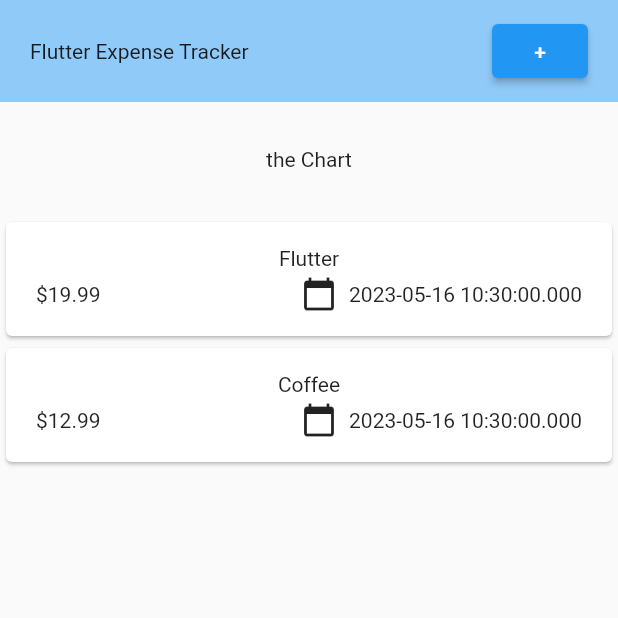
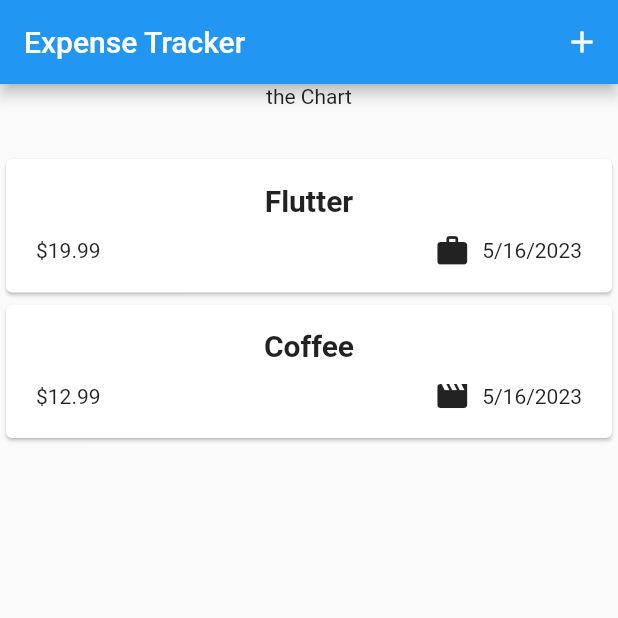
Before and after one commit to Flexsidee/flutter_expense-tracker_app, a Flutter app: the screen it shows after launch, on a phone screen of 412 x 824 dp, the top half of it. Run offline on Flutter 3.47's test engine with Material 2 defaults, Android fonts, the phone set to English and light mode, and no system bars.

```diff
--- /dev/null
+++ b/lib/expenses_list/expense_list.dart
@@ -0,0 +1,20 @@
+import 'package:flutter/material.dart';
+
+import 'package:expense_tracker/models/expsenses.dart';
+
+class ExpenseList extends StatelessWidget {
+  const ExpenseList({
+    super.key,
+    required this.expenses,
+  });
+
+  final List<Expense> expenses;
+
+  @override
+  Widget build(context) {
+    return ListView.builder(
+      itemCount: expenses.length,
+      itemBuilder: (context, index) => Text(expenses[index].title),
+    );
+  }
+}
--- a/lib/main.dart
+++ b/lib/main.dart
@@ -3,5 +3,9 @@ import 'package:flutter/material.dart';
 import 'package:expense_tracker/widgets/expense_tracker.dart';
 
 void main() {
-  runApp(const ExpenseTracker());
+  runApp(const MaterialApp(
+    title: 'Expense Tracker',
+    debugShowCheckedModeBanner: false,
+    home: ExpenseTracker(),
+  ));
 }
--- a/lib/models/expsenses.dart
+++ b/lib/models/expsenses.dart
@@ -1,6 +1,10 @@
+import 'package:flutter/material.dart';
+
 import 'package:uuid/uuid.dart';
+import 'package:intl/intl.dart';
 
 const uuid = Uuid();
+final formatter = DateFormat.yMd();
 
 enum Category {
   food,
@@ -8,6 +12,13 @@ enum Category {
   work,
   leirsure,
 }
+
+const categoryIcons = {
+  Category.food: Icons.fastfood,
+  Category.travel: Icons.flight_takeoff,
+  Category.work: Icons.work,
+  Category.leirsure: Icons.movie,
+};
 
 class Expense {
   Expense({
@@ -22,4 +33,6 @@ class Expense {
   final double amount;
   final DateTime date;
   final Category category;
+
+  String get formattedDate => formatter.format(date);
 }
--- a/lib/widgets/expense_tracker.dart
+++ b/lib/widgets/expense_tracker.dart
@@ -2,7 +2,7 @@ import 'package:flutter/material.dart';
 
 import 'package:expense_tracker/models/expsenses.dart';
 import 'package:expense_tracker/widgets/expenses_list/expense_list.dart';
-import 'package:expense_tracker/widgets/page_header.dart';
+import 'package:expense_tracker/widgets/new_expense.dart';
 
 class ExpenseTracker extends StatefulWidget {
   const ExpenseTracker({super.key});
@@ -29,21 +29,32 @@ class _ExpenseTrackerState extends State<ExpenseTracker> {
     ),
   ];
 
+  void _openAddExpenseOverlay() {
+    showModalBottomSheet(
+      context: context,
+      builder: (ctx) => const NewExpense(),
+    );
+  }
+
   @override
   Widget build(context) {
-    return MaterialApp(
-      title: 'Expense Tracker',
-      home: Scaffold(
+    return Scaffold(
+      appBar: AppBar(
+        title: const Text('Expense Tracker'),
+        actions: [
+          IconButton(
+            onPressed: _openAddExpenseOverlay,
+            icon: const Icon(Icons.add),
+          ),
+        ],
+      ),
       body: Column(
         children: [
-            PageHeader(() {}),
-            const SizedBox(height: 30),
           const Text('the Chart'),
           const SizedBox(height: 30),
           Expanded(child: ExpenseList(expenses: _registeredExpenses)),
         ],
       ),
-      ),
     );
   }
 }
--- a/lib/widgets/expenses_list/expense_item.dart
+++ b/lib/widgets/expenses_list/expense_item.dart
@@ -17,17 +17,24 @@ class ExpenseItem extends StatelessWidget {
         ),
         child: Column(
           children: [
-            Text(expense.title),
-            const SizedBox(height: 4),
+            Text(
+              expense.title,
+              style: const TextStyle(
+                fontSize: 20,
+                fontWeight: FontWeight.bold,
+              ),
+              textAlign: TextAlign.start,
+            ),
+            const SizedBox(height: 10),
             Row(
               children: [
                 Text('\$${expense.amount.toStringAsFixed(2)}'),
                 const Spacer(),
                 Row(
                   children: [
-                    Icon(Icons.calendar_today),
+                    Icon(categoryIcons[expense.category]),
                     const SizedBox(width: 8),
-                    Text(expense.date.toString())
+                    Text(expense.formattedDate)
                   ],
                 )
               ],
--- a/lib/widgets/page_header.dart
+++ /dev/null
@@ -1,30 +0,0 @@
-import 'package:flutter/material.dart';
-
-class PageHeader extends StatelessWidget {
-  const PageHeader(this.createExpense, {super.key});
-
-  final void Function() createExpense;
-
-  @override
-  Widget build(context) {
-    return Container(
-      decoration: BoxDecoration(
-        color: Colors.blue[200],
-      ),
-      padding: const EdgeInsets.symmetric(
-        horizontal: 20,
-        vertical: 10,
-      ),
-      child: Row(
-        mainAxisAlignment: MainAxisAlignment.spaceBetween,
-        children: [
-          const Text('Flutter Expense Tracker'),
-          ElevatedButton(
-            onPressed: createExpense,
-            child: const Text('+'),
-          ),
-        ],
-      ),
-    );
-  }
-}
--- a/pubspec.yaml
+++ b/pubspec.yaml
@@ -36,6 +36,7 @@ dependencies:
   # Use with the CupertinoIcons class for iOS style icons.
   cupertino_icons: ^1.0.2
   uuid: ^3.0.7
+  intl: ^0.18.1
 
 dev_dependencies:
   flutter_test:
```
Also changed, not shown: lib/widgets/new_expense.dart (added, +29 -0 lines), pubspec.lock. Lines whose indentation alone changed are shown as unchanged.
